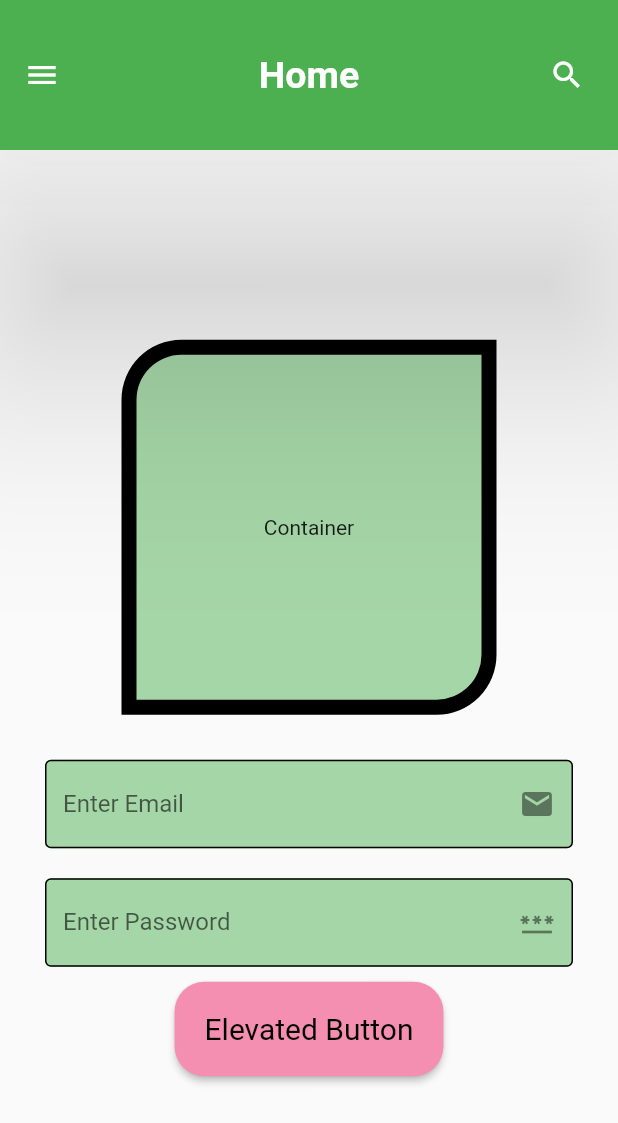
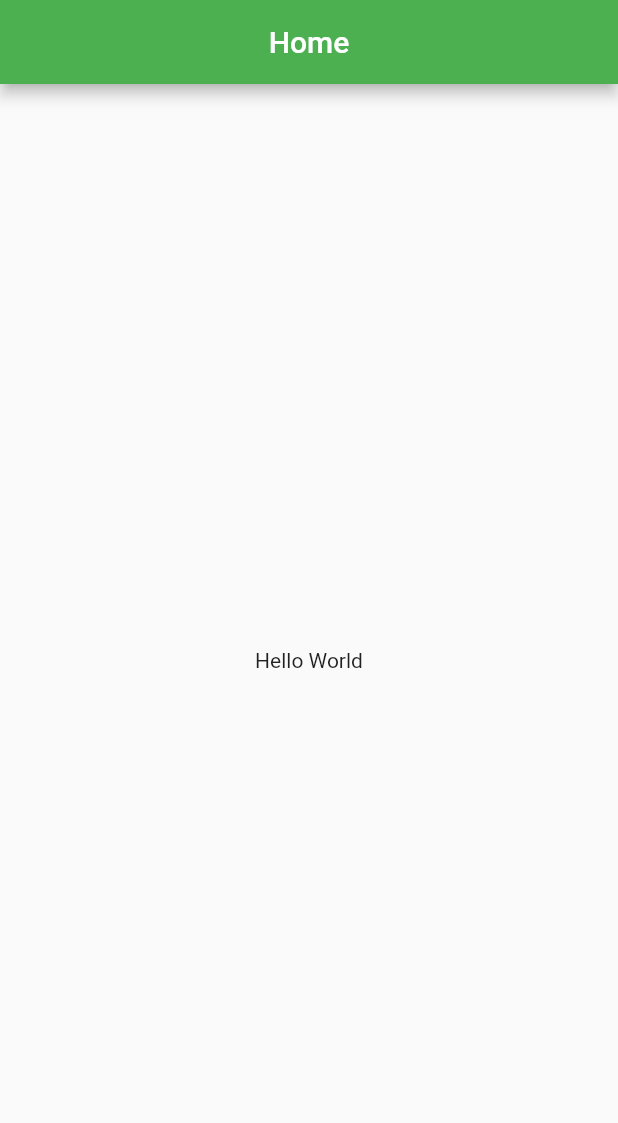
Before and after one commit to HafizSp/Flutter-Practice, a Flutter app: the screen it shows after launch, on a phone screen of 412 x 824 dp. Shown: the top 1123 px of the screen. Run offline on Flutter 3.47's test engine with Material 2 defaults, Android fonts, the phone set to English and light mode, and no system bars.

```diff
--- a/lib/main.dart
+++ b/lib/main.dart
@@ -10,6 +10,7 @@ class MyApp extends StatelessWidget {
   @override
   Widget build(BuildContext context) {
     return MaterialApp(
+      debugShowCheckedModeBanner: false,
       home: HomePage(),
     );
   }
@@ -30,149 +31,18 @@ class HomePage extends StatelessWidget {
   @override
   Widget build(BuildContext context) {
     return Scaffold(
-      appBar: AppBar(
-        title: Text(
-          'Home',
-          style: TextStyle(fontSize: 25, fontWeight: FontWeight.bold),
+        appBar: AppBar(
+          title: Text('Home'),
+          centerTitle: true,
+          backgroundColor: Colors.green,
         ),
-        centerTitle: true,
-        actions: [
-          Padding(
-            padding: const EdgeInsets.only(right: 10),
-            child: IconButton(
-              onPressed: () {
-                MySnackBar('I am search', context);
-              },
-              icon: Icon(Icons.search),
-            ),
+        body: Center(
+          child: GestureDetector(
+            onTap: () {
+              MySnackBar('Successful', context);
+            },
+            child: Text('Hello World'),
           ),
-        ],
-        toolbarHeight: 100,
-        elevation: 70,
-        backgroundColor: Colors.green,
-      ),
-      body: Center(
-        child: Column(
-          mainAxisAlignment: MainAxisAlignment.center,
-          children: [
-            Container(
-              height: 250,
-              width: 250,
-              child: Text('Container'),
-              alignment: Alignment.center,
-              margin: EdgeInsets.all(20),
-              decoration: BoxDecoration(
-                border: Border.all(color: Colors.black, width: 10),
-                borderRadius: BorderRadius.only(
-                    topLeft: Radius.circular(40),
-                    bottomRight: Radius.circular(40)),
-                color: Colors.green.shade200,
-                // shape: BoxShape.circle,
-              ),
-            ),
-            SizedBox(
-              height: 10,
-            ),
-            Padding(
-              padding: const EdgeInsets.symmetric(horizontal: 30),
-              child: TextField(
-                decoration: InputDecoration(
-                  fillColor: Colors.green.shade200,
-                  filled: true,
-                  // hintText: 'Enter Email',
-                  hintStyle: TextStyle(color: Colors.black),
-                  suffixIcon: Icon(Icons.email),
-                  label: Text('Enter Email'),
-                  border: OutlineInputBorder(
-                      borderSide: BorderSide(color: Colors.red)),
-                  enabledBorder: OutlineInputBorder(),
-                  disabledBorder: OutlineInputBorder(),
-                  focusedBorder: OutlineInputBorder(),
-                ),
-              ),
-            ),
-            SizedBox(
-              height: 20,
-            ),
-            Padding(
-              padding: const EdgeInsets.symmetric(horizontal: 30),
-              child: TextField(
-                obscureText: true,
-                decoration: InputDecoration(
-                  fillColor: Colors.green.shade200,
-                  filled: true,
-                  // hintText: 'Enter Email',
-                  hintStyle: TextStyle(color: Colors.black),
-                  suffixIcon: Icon(Icons.password),
-                  label: Text('Enter Password'),
-                  border: OutlineInputBorder(),
-                  enabledBorder: OutlineInputBorder(),
-                  disabledBorder: OutlineInputBorder(),
-                  focusedBorder: OutlineInputBorder(),
-                ),
-              ),
-            ),
-            SizedBox(
-              height: 10,
-            ),
-            // TextButton(
-            //   onPressed: () {},
-            //   child: Text('Text Button'),
-            //   style: TextButton.styleFrom(
-            //       padding: EdgeInsets.all(20),
-            //       textStyle: TextStyle(fontSize: 20)),
-            // ),
-            ElevatedButton(
-              onLongPress: () {
-                MySnackBar('Delete', context);
-              },
-              onPressed: () {
-                MySnackBar('Send', context);
-              },
-              child: Text('Elevated Button'),
-              style: ElevatedButton.styleFrom(
-                  backgroundColor: Colors.pink.shade200,
-                  shape: RoundedRectangleBorder(
-                      borderRadius: BorderRadius.circular(20)),
-                  padding: EdgeInsets.all(20),
-                  foregroundColor: Colors.black,
-                  textStyle: TextStyle(
-                    fontSize: 20,
-                  )),
-            ),
-            // IconButton(onPressed: () {}, icon: Icon(Icons.add)),
-            // OutlinedButton(onPressed: () {}, child: Text('Outline button'))
-          ],
-        ),
-      ),
-      drawer: Drawer(
-        child: ListView(
-          children: [
-            DrawerHeader(
-              child: Padding(
-                padding: const EdgeInsets.all(0),
-                child: UserAccountsDrawerHeader(
-                  decoration: BoxDecoration(color: Colors.white),
-                  currentAccountPicture:
-                      Image.network('https://rabbil.com/files/rabbilVai.png'),
-                  currentAccountPictureSize: Size(50, 50),
-                  accountName: Text(
-                    'Rabbil Hasan',
-                    style: TextStyle(color: Colors.black),
-                  ),
-                  accountEmail: Text(
-                    'info@hafiz.com',
-                    style: TextStyle(color: Colors.black),
-                  ),
-                ),
-              ),
-            ),
-            ListTile(leading: Icon(Icons.help), title: Text('Help')),
-            ListTile(leading: Icon(Icons.contact_mail), title: Text('Contact')),
-            ListTile(leading: Icon(Icons.abc_outlined), title: Text('About us'))
-          ],
-        ),
-      ),
-    );
+        ));
   }
 }
```
